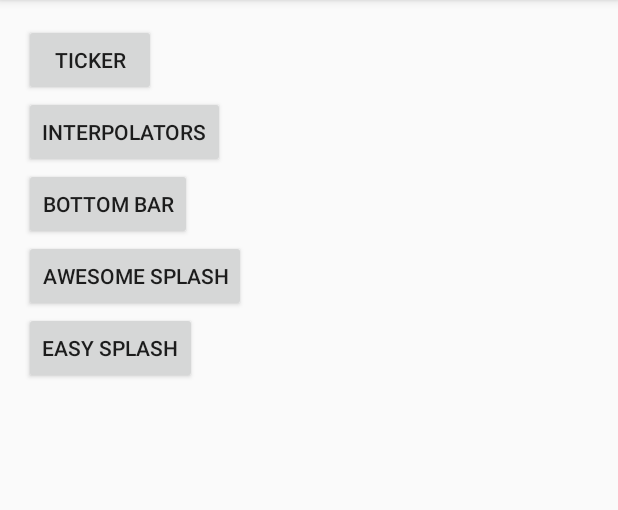
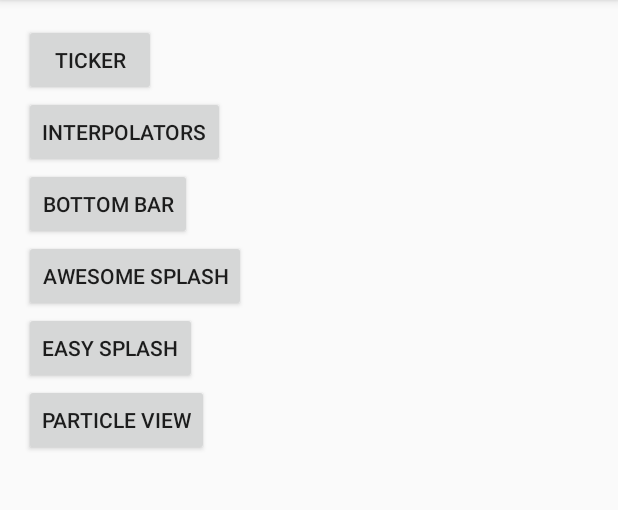
Before and after one commit to Kirchhoff-/Animation, an Android app: the screen it shows after launch (MainActivity), on a phone screen of 412 x 824 dp, the part 84-594 px from its top. Run offline under Robolectric (Android 15) with nearby library versions, the phone set to English and light mode, and no system bars.

```diff
--- a/app/build.gradle
+++ b/app/build.gradle
@@ -20,6 +20,7 @@ android {
 
     repositories {
         maven { url "https://jitpack.io" }
+        maven { url 'https://dl.bintray.com/wangyuwei/maven' }
     }
 }
 
@@ -40,4 +41,7 @@ dependencies {
 
     //Easy splash
     compile 'gr.pantrif:easy-android-splash-screen:0.0.1'
+
+    //Particle View
+    compile 'me.wangyuwei:ParticleView:1.0.4'
 }
--- a/app/src/main/AndroidManifest.xml
+++ b/app/src/main/AndroidManifest.xml
@@ -37,6 +37,10 @@
 
         </activity>
 
+        <activity android:name=".particle.ParticleActivity">
+
+        </activity>
+
     </application>
 
 </manifest>
--- a/app/src/main/java/com/kirchhoff/animation/MainActivity.java
+++ b/app/src/main/java/com/kirchhoff/animation/MainActivity.java
@@ -10,6 +10,7 @@ import com.kirchhoff.animation.awesomesplash.AwesomeSplashActivity;
 import com.kirchhoff.animation.bottombar.BottomBarActivity;
 import com.kirchhoff.animation.easysplash.EasySplashActivity;
 import com.kirchhoff.animation.interpolators.InterpolatorActivity;
+import com.kirchhoff.animation.particle.ParticleActivity;
 import com.kirchhoff.animation.ticker.TickerActivity;
 
 /**
@@ -29,13 +30,14 @@ public class MainActivity extends AppCompatActivity implements View.OnClickListe
         Button bottomBar = (Button) findViewById(R.id.bottomBar);
         Button awesomeSplash = (Button) findViewById(R.id.awesomeSplash);
         Button easySplash = (Button) findViewById(R.id.easySplash);
-
+        Button particleView = (Button)findViewById(R.id.particleView);
 
         ticker.setOnClickListener(this);
         interpolators.setOnClickListener(this);
         bottomBar.setOnClickListener(this);
         awesomeSplash.setOnClickListener(this);
         easySplash.setOnClickListener(this);
+        particleView.setOnClickListener(this);
     }
 
     @Override
@@ -81,7 +83,7 @@ public class MainActivity extends AppCompatActivity implements View.OnClickListe
             /**
              *  Library for creating splash screen
              *
-             *  https://github.com/Kirchhoff-/Animation
+             *  https://github.com/ViksaaSkool/AwesomeSplash
              */
 
             case R.id.awesomeSplash:
@@ -99,6 +101,17 @@ public class MainActivity extends AppCompatActivity implements View.OnClickListe
                 startActivity(intent);
                 break;
 
+
+            /**
+             *  Library for creating Particle view(view with interesting animation)
+             *
+             *  https://github.com/JeasonWong/Particle
+             */
+            case R.id.particleView:
+                intent = new Intent(this, ParticleActivity.class);
+                startActivity(intent);
+                break;
+
         }
     }
 }
--- a/app/src/main/res/layout/activity_main.xml
+++ b/app/src/main/res/layout/activity_main.xml
@@ -47,5 +47,12 @@
         android:text="@string/easy_splash"/>
 
 
+    <Button
+        android:id="@+id/particleView"
+        android:layout_width="wrap_content"
+        android:layout_height="wrap_content"
+        android:text="@string/particle_view"/>
+
+
 
 </LinearLayout>
--- a/app/src/main/res/values/strings.xml
+++ b/app/src/main/res/values/strings.xml
@@ -5,6 +5,7 @@
     <string name = "bottom_bar">Bottom bar</string>
     <string name = "awesome_splash">Awesome Splash</string>
     <string name = "easy_splash">Easy Splash</string>
+    <string name = "particle_view">Particle View</string>
 
 
 
```
Also changed, not shown: app/src/main/java/com/kirchhoff/animation/particle/ParticleActivity.java (added, +25 -0 lines), app/src/main/res/layout/particle_activity.xml (added, +24 -0 lines).
